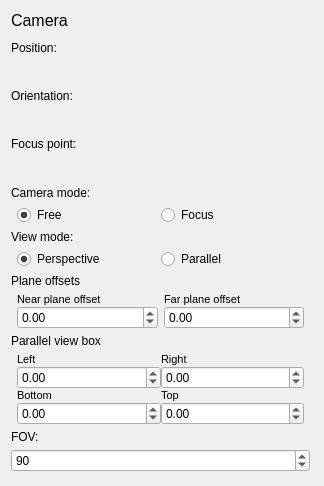
The window that src/widgets/UI/CameraConfigView.ui (DisonGo/s21_3DViewer) describes before a commit, drawn with Qt 5.
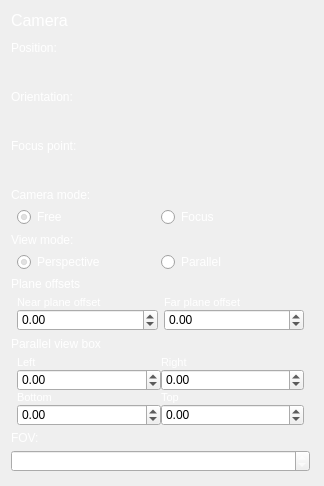
The same window after the commit. Custom widgets are drawn as their Qt base class.

Diff of the .ui file:
```diff
--- a/src/widgets/UI/CameraConfigView.ui
+++ b/src/widgets/UI/CameraConfigView.ui
@@ -13,6 +13,9 @@
   <property name="windowTitle">
    <string>Form</string>
   </property>
+  <property name="styleSheet">
+   <string notr="true">color:#fff;</string>
+  </property>
   <layout class="QGridLayout" name="gridLayout">
    <item row="1" column="0">
     <widget class="QWidget" name="TransformsGrid" native="true">
@@ -53,6 +56,9 @@
           <height>20</height>
          </size>
         </property>
+        <property name="styleSheet">
+         <string notr="true">color:#000;</string>
+        </property>
        </widget>
       </item>
       <item>
@@ -70,6 +76,9 @@
           <height>20</height>
          </size>
         </property>
+        <property name="styleSheet">
+         <string notr="true">color:#000;</string>
+        </property>
        </widget>
       </item>
       <item>
@@ -87,6 +96,9 @@
           <height>20</height>
          </size>
         </property>
+        <property name="styleSheet">
+         <string notr="true">color:#000;</string>
+        </property>
        </widget>
       </item>
       <item>
@@ -222,6 +234,9 @@
         </item>
         <item row="1" column="0">
          <widget class="QDoubleSpinBox" name="zRangeXV">
+          <property name="styleSheet">
+           <string notr="true">color:#000;</string>
+          </property>
           <property name="minimum">
            <double>-100000.000000000000000</double>
           </property>
@@ -232,6 +247,9 @@
         </item>
         <item row="1" column="1">
          <widget class="QDoubleSpinBox" name="zRangeYV">
+          <property name="styleSheet">
+           <string notr="true">color:#000;</string>
+          </property>
           <property name="minimum">
            <double>-100000.000000000000000</double>
           </property>
@@ -286,6 +304,9 @@
         </item>
         <item row="1" column="0">
          <widget class="QDoubleSpinBox" name="LeftV">
+          <property name="styleSheet">
+           <string notr="true">color:#000;</string>
+          </property>
           <property name="minimum">
            <double>-10000.000000000000000</double>
           </property>
@@ -296,6 +317,9 @@
         </item>
         <item row="1" column="1">
          <widget class="QDoubleSpinBox" name="RightV">
+          <property name="styleSheet">
+           <string notr="true">color:#000;</string>
+          </property>
           <property name="minimum">
            <double>-10000.000000000000000</double>
           </property>
@@ -330,6 +354,9 @@
         </item>
         <item row="3" column="0">
          <widget class="QDoubleSpinBox" name="BottomV">
+          <property name="styleSheet">
+           <string notr="true">color:#000;</string>
+          </property>
           <property name="minimum">
            <double>-10000.000000000000000</double>
           </property>
@@ -340,6 +367,9 @@
         </item>
         <item row="3" column="1">
          <widget class="QDoubleSpinBox" name="TopV">
+          <property name="styleSheet">
+           <string notr="true">color:#000;</string>
+          </property>
           <property name="minimum">
            <double>-10000.000000000000000</double>
           </property>
@@ -359,6 +389,9 @@
       </item>
       <item>
        <widget class="QSpinBox" name="FOV_V">
+        <property name="styleSheet">
+         <string notr="true">color:#fff;</string>
+        </property>
         <property name="minimum">
          <number>10</number>
         </property>
```
